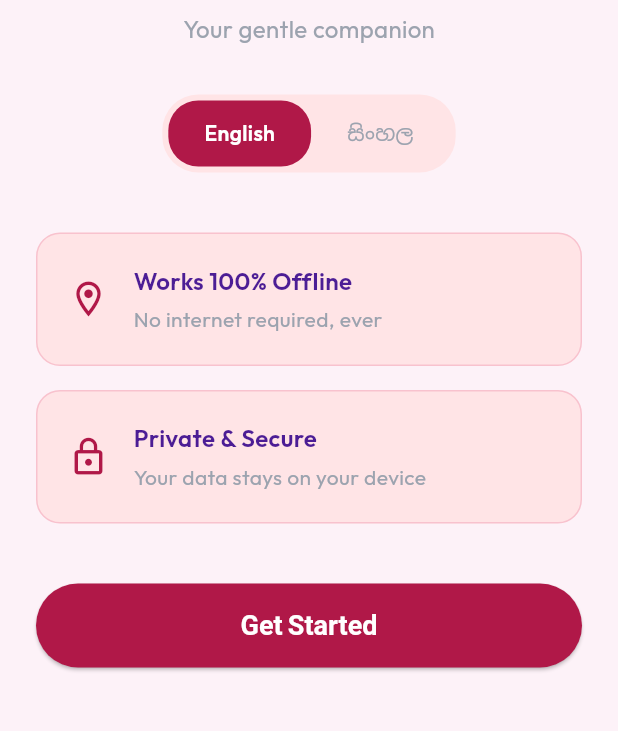
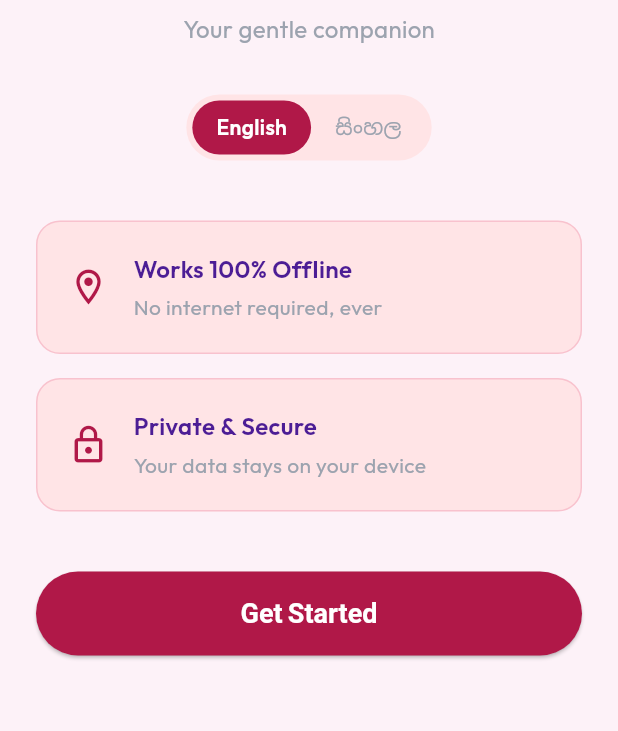
Before and after one commit to sathira21/CycleTracket, a Flutter app: the screen it shows after launch, on a phone screen of 412 x 824 dp, the part 324-1055 px from its top. Run offline on Flutter 3.47's test engine with Material 3 defaults, Android fonts, the phone set to English and light mode, and no system bars; our stand-ins replace flutter_map, geolocator, google_fonts, hive, hive_flutter, latlong2 and 2 more; accounts and stored records are empty.

Commit message:
fix(onboarding): wrap language toggle Row in FittedBox and adjust padding to avoid RenderFlex overflow

```diff
--- a/lib/screens/initial_onboarding_screen.dart
+++ b/lib/screens/initial_onboarding_screen.dart
@@ -64,6 +64,8 @@ class InitialOnboardingScreen extends StatelessWidget {
                       borderRadius: BorderRadius.circular(24),
                     ),
                     padding: const EdgeInsets.all(4),
+                    child: FittedBox(
+                      fit: BoxFit.scaleDown,
                       child: Row(
                         mainAxisSize: MainAxisSize.min,
                         children: [
@@ -78,6 +80,7 @@ class InitialOnboardingScreen extends StatelessWidget {
                             onTap: () => LangService.setPreview(Lang.si),
                           ),
                         ],
+                      ),
                     ),
                   ),
                   const SizedBox(height: 40),
@@ -152,7 +155,7 @@ class _LangButton extends StatelessWidget {
     return GestureDetector(
       onTap: onTap,
       child: Container(
-        padding: const EdgeInsets.symmetric(horizontal: 24, vertical: 12),
+        padding: const EdgeInsets.symmetric(horizontal: 16, vertical: 8),
         decoration: BoxDecoration(
           color: isSelected ? AppTheme.primaryDark : Colors.transparent,
           borderRadius: BorderRadius.circular(20),
```
Lines whose indentation alone changed are shown as unchanged.
